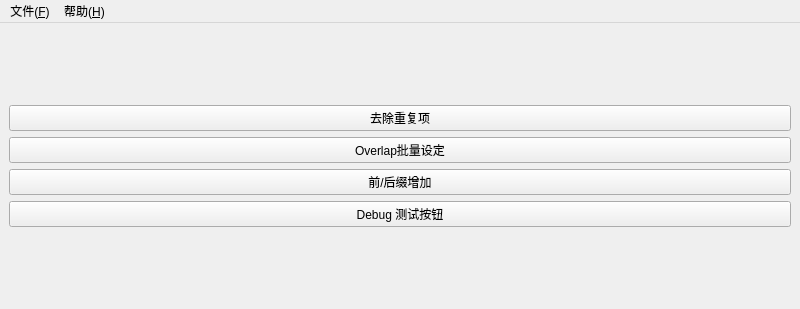
Qt form src/mainwindow.ui (shine5402/KiraOtoToolbox) before a commit.
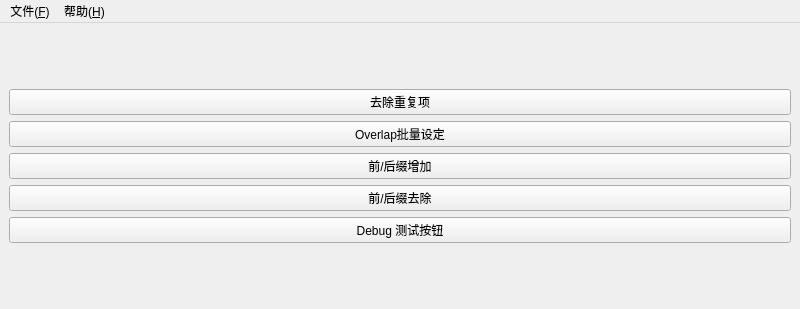
The same form after that commit.

Commit message: 去除前后缀功能完成（新写法）

```diff
--- a/src/mainwindow.ui
+++ b/src/mainwindow.ui
@@ -49,6 +49,13 @@
       </property>
      </widget>
     </item>
+    <item>
+     <widget class="QPushButton" name="affixRemoveButton">
+      <property name="text">
+       <string>前/后缀去除</string>
+      </property>
+     </widget>
+    </item>
     <item>
      <widget class="QPushButton" name="debugButton">
       <property name="text">
```
The commit also changes 25 other files.
